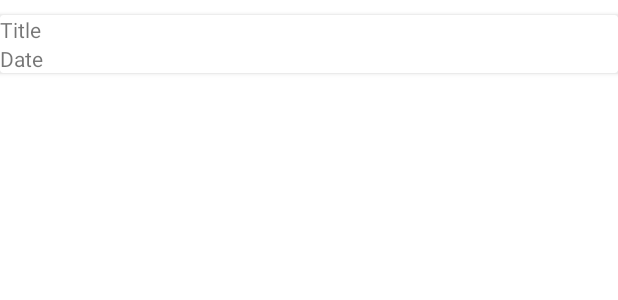
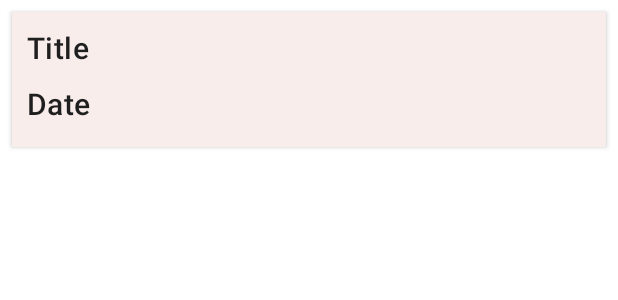
Before and after one commit to reem-altammami/ToDoListApp, an Android app: the layout item_todo_list.xml on its own in the app's theme, with its tools: preview values and no code run, on a phone screen of 412 x 824 dp. Shown: the top 300 px of the screen. Run offline under Robolectric (Android 15) with nearby library versions, the phone set to English and light mode, and no system bars.

Commit message:
update Recycler UI

```diff
--- a/app/src/main/res/layout/item_todo_list.xml
+++ b/app/src/main/res/layout/item_todo_list.xml
@@ -4,11 +4,16 @@
     xmlns:tools="http://schemas.android.com/tools"
     android:id="@+id/item_card"
     xmlns:android="http://schemas.android.com/apk/res/android"
-    android:layout_height="wrap_content"
+
+    android:layout_height="90dp"
     android:layout_width="match_parent"
-    android:layout_marginTop="10dp"
+
+    android:layout_margin="8dp"
+    android:padding="10dp"
     xmlns:app="http://schemas.android.com/apk/res-auto">
     <androidx.constraintlayout.widget.ConstraintLayout
+        android:padding="10dp"
+        android:background="#F8EDEA"
         android:layout_width="match_parent"
         android:layout_height="match_parent">
 
@@ -17,6 +22,7 @@
             android:layout_width="wrap_content"
             android:layout_height="wrap_content"
             android:maxLines="1"
+            android:textAppearance="@style/TextAppearance.MaterialComponents.Headline6"
             app:layout_constraintStart_toStartOf="parent"
             app:layout_constraintTop_toTopOf="parent"
             tools:text="Title" />
@@ -25,6 +31,8 @@
             android:id="@+id/task_date"
             android:layout_width="wrap_content"
             android:layout_height="wrap_content"
+            android:layout_marginTop="10dp"
+            android:textAppearance="@style/TextAppearance.MaterialComponents.Headline6"
             app:layout_constraintStart_toStartOf="@id/task_title"
             app:layout_constraintTop_toBottomOf="@id/task_title"
             tools:text="Date" />
@@ -33,8 +41,7 @@
             android:layout_width="20dp"
             android:layout_height="20dp"
             app:layout_constraintTop_toTopOf="parent"
-            app:layout_constraintEnd_toEndOf="parent"
-            />
+            app:layout_constraintEnd_toEndOf="parent" />
 
     </androidx.constraintlayout.widget.ConstraintLayout>
 
--- a/app/src/main/res/values/themes.xml
+++ b/app/src/main/res/values/themes.xml
@@ -2,8 +2,8 @@
     <!-- Base application theme. -->
     <style name="Theme.ToDoListApp" parent="Theme.MaterialComponents.DayNight.DarkActionBar">
         <!-- Primary brand color. -->
-        <item name="colorPrimary">@color/purple_500</item>
-        <item name="colorPrimaryVariant">@color/purple_700</item>
+        <item name="colorPrimary">#7AA37B</item>
+        <item name="colorPrimaryVariant">#456046</item>
         <item name="colorOnPrimary">@color/white</item>
         <!-- Secondary brand color. -->
         <item name="colorSecondary">@color/teal_200</item>
```
Also changed, not shown: app/src/main/java/data/DataSource.kt (+7 -1 lines), app/src/main/res/layout/fragment_task_list.xml (+34 -5 lines), app/src/main/res/drawable/title.png (added), app/src/main/res/drawable/todo.jpg (added), app/src/main/res/drawable/tt.png (added).
